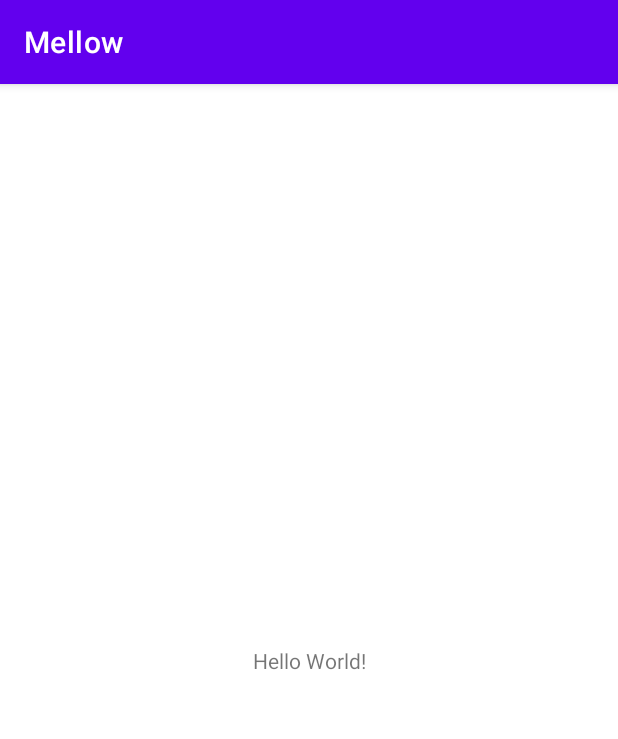
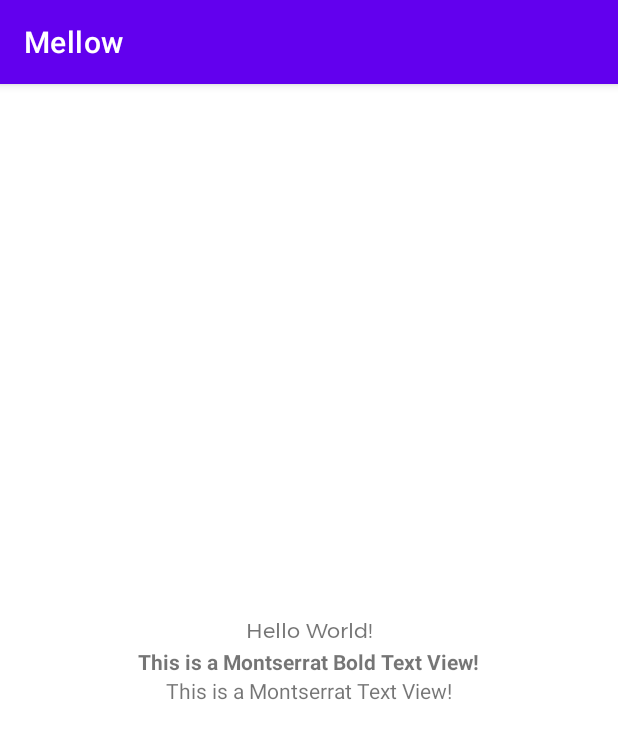
Before and after one commit to apigeoneer/Mellow_Used_Book_Shop, an Android app: the screen it shows after launch (MainActivity), on a phone screen of 412 x 824 dp. Shown: the top 739 px of the screen. Run offline under Robolectric (Android 15) with nearby library versions, the phone set to English and light mode, and no system bars.

Commit message:
add: 2 custom text views

```diff
--- /dev/null
+++ b/app/src/main/java/com/gmail/apigeoneer/mellow/widgets/CustomTextViews.kt
@@ -0,0 +1,33 @@
+package com.gmail.apigeoneer.mellow.widgets
+
+import android.content.Context
+import android.graphics.Typeface
+import android.util.AttributeSet
+import androidx.appcompat.widget.AppCompatTextView
+import com.gmail.apigeoneer.mellow.R
+
+class BoldTextView(context: Context, attrs: AttributeSet)
+    : AppCompatTextView(context, attrs) {
+
+        init {
+            applyFont()
+        }
+
+    private fun applyFont() {
+        val boldTypeface: Typeface = Typeface.create("Montserrat Bold", Typeface.BOLD)
+        typeface = boldTypeface
+    }
+}
+
+class NormalTextView(context: Context, attrs: AttributeSet)
+    : AppCompatTextView(context, attrs) {
+
+    init {
+        applyFont()
+    }
+
+    private fun applyFont() {
+        val normalTypeface: Typeface = Typeface.create("Montserrat", Typeface.NORMAL)
+        typeface = normalTypeface
+    }
+}
--- a/app/src/main/res/layout/activity_main.xml
+++ b/app/src/main/res/layout/activity_main.xml
@@ -1,18 +1,27 @@
 <?xml version="1.0" encoding="utf-8"?>
-<androidx.constraintlayout.widget.ConstraintLayout xmlns:android="http://schemas.android.com/apk/res/android"
+<LinearLayout xmlns:android="http://schemas.android.com/apk/res/android"
     xmlns:app="http://schemas.android.com/apk/res-auto"
     xmlns:tools="http://schemas.android.com/tools"
     android:layout_width="match_parent"
     android:layout_height="match_parent"
+    android:orientation="vertical"
+    android:gravity="center"
     tools:context=".MainActivity">
 
     <TextView
         android:layout_width="wrap_content"
         android:layout_height="wrap_content"
-        android:text="Hello World!"
-        app:layout_constraintBottom_toBottomOf="parent"
-        app:layout_constraintLeft_toLeftOf="parent"
-        app:layout_constraintRight_toRightOf="parent"
-        app:layout_constraintTop_toTopOf="parent" />
+        android:fontFamily="@font/montserrat"
+        android:text="Hello World!" />
 
-</androidx.constraintlayout.widget.ConstraintLayout>
+    <com.gmail.apigeoneer.mellow.widgets.BoldTextView
+        android:layout_width="wrap_content"
+        android:layout_height="wrap_content"
+        android:text="This is a Montserrat Bold Text View!" />
+
+    <com.gmail.apigeoneer.mellow.widgets.NormalTextView
+        android:layout_width="wrap_content"
+        android:layout_height="wrap_content"
+        android:text="This is a Montserrat Text View!" />
+
+</LinearLayout>
```
Also changed, not shown: app/src/main/res/font/montserrat.ttf (added), app/src/main/res/font/montserrat_bold.ttf (added).
